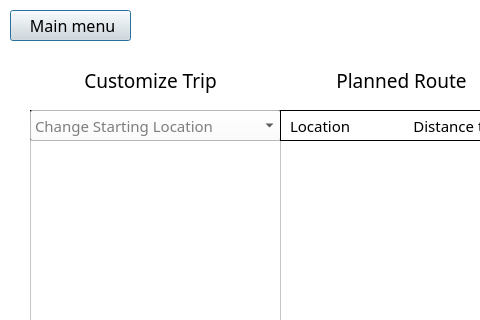
This is customtrip.ui in DannyCamacho/SaddlebackEats as Qt 5 draws it before an edit; both pictures show x 0 to 480 and y 0 to 320 of the 889 by 557 pixel window. The edited form follows.
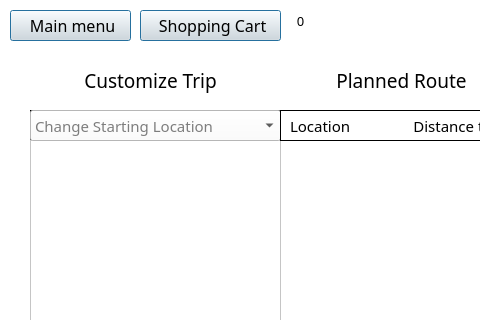
This is the edited form. Icons and pictures are not drawn.

Commit message: addition of shopping cart button on customtrip.ui

The edit to the form file:
```diff
--- a/customtrip.ui
+++ b/customtrip.ui
@@ -1082,6 +1082,105 @@
      <bool>true</bool>
     </property>
    </widget>
+   <widget class="QFrame" name="frame_11">
+    <property name="geometry">
+     <rect>
+      <x>140</x>
+      <y>0</y>
+      <width>181</width>
+      <height>51</height>
+     </rect>
+    </property>
+    <property name="frameShape">
+     <enum>QFrame::NoFrame</enum>
+    </property>
+    <property name="frameShadow">
+     <enum>QFrame::Raised</enum>
+    </property>
+    <widget class="QFrame" name="frame_12">
+     <property name="geometry">
+      <rect>
+       <x>140</x>
+       <y>0</y>
+       <width>41</width>
+       <height>41</height>
+      </rect>
+     </property>
+     <property name="font">
+      <font>
+       <family>Bahnschrift</family>
+      </font>
+     </property>
+     <property name="styleSheet">
+      <string notr="true">background: none;
+image: url(:/rec/resources/bubble-icon-removebg.png);</string>
+     </property>
+     <property name="frameShape">
+      <enum>QFrame::NoFrame</enum>
+     </property>
+     <property name="frameShadow">
+      <enum>QFrame::Plain</enum>
+     </property>
+    </widget>
+    <widget class="QPushButton" name="cartButton">
+     <property name="geometry">
+      <rect>
+       <x>0</x>
+       <y>10</y>
+       <width>141</width>
+       <height>31</height>
+      </rect>
+     </property>
+     <property name="font">
+      <font>
+       <family>Bahnschrift</family>
+       <pointsize>12</pointsize>
+      </font>
+     </property>
+     <property name="styleSheet">
+      <string notr="true">background-color: rgb(225, 225, 225);
+color: rgb(0, 0, 0);</string>
+     </property>
+     <property name="text">
+      <string> Shopping Cart</string>
+     </property>
+     <property name="icon">
+      <iconset resource="UIGraphics.qrc">
+       <normaloff>:/rec/resources/shopping-cart-icon-SE-color-removebg.png</normaloff>:/rec/resources/shopping-cart-icon-SE-color-removebg.png</iconset>
+     </property>
+     <property name="autoDefault">
+      <bool>true</bool>
+     </property>
+     <property name="default">
+      <bool>true</bool>
+     </property>
+    </widget>
+    <widget class="QLabel" name="cartQuantity">
+     <property name="geometry">
+      <rect>
+       <x>140</x>
+       <y>0</y>
+       <width>41</width>
+       <height>41</height>
+      </rect>
+     </property>
+     <property name="font">
+      <font>
+       <family>Bahnschrift</family>
+       <pointsize>10</pointsize>
+      </font>
+     </property>
+     <property name="styleSheet">
+      <string notr="true">background: none;</string>
+     </property>
+     <property name="text">
+      <string>0</string>
+     </property>
+     <property name="alignment">
+      <set>Qt::AlignCenter</set>
+     </property>
+    </widget>
+   </widget>
   </widget>
  </widget>
  <resources>
```
